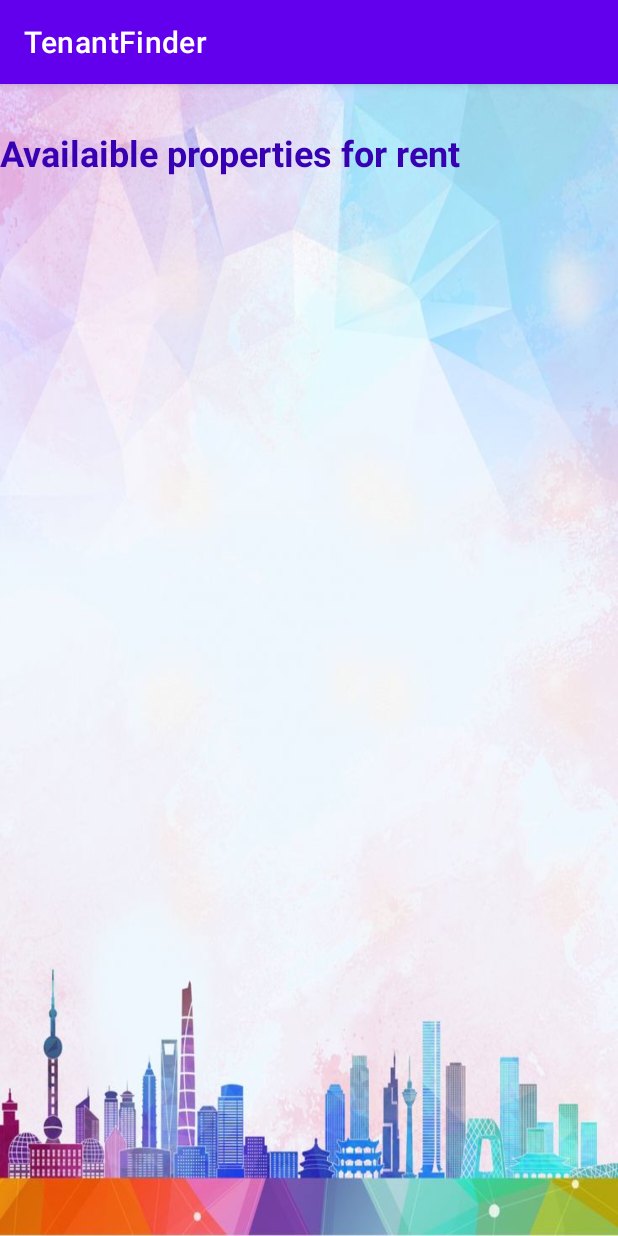
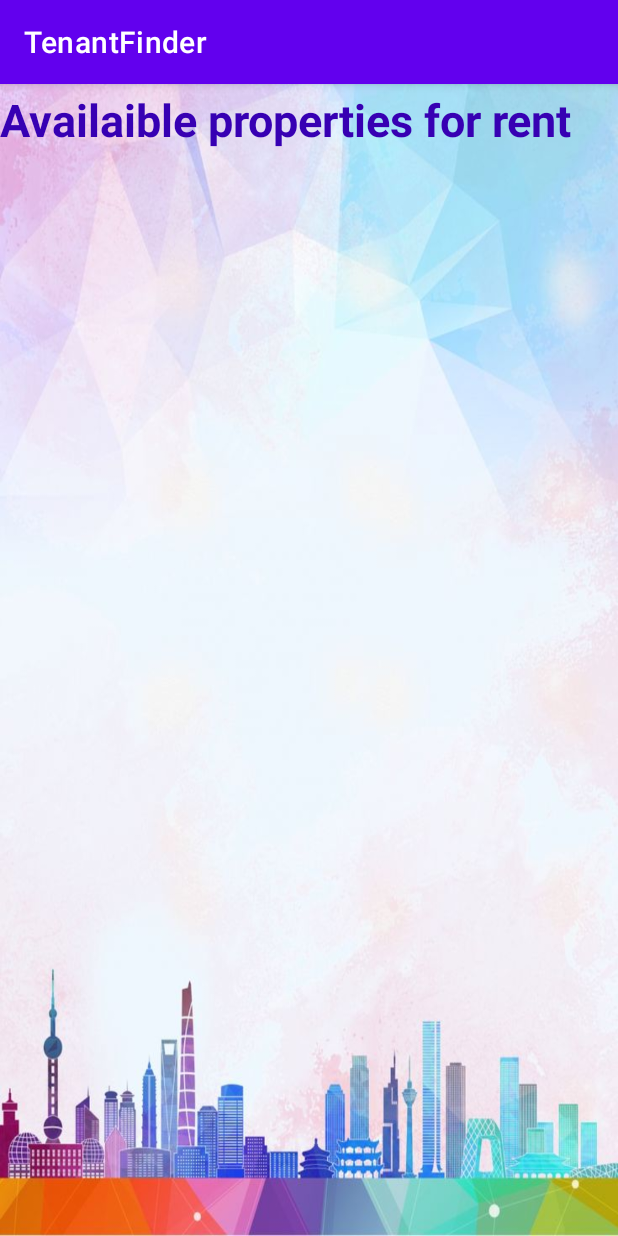
Before and after one commit to subham99kr/Tenant-Finder, an Android app: the ShowProperties screen opened directly, with no data from a screen before it, on a phone screen of 412 x 824 dp. Run offline under Robolectric (Android 15) with nearby library versions, the phone set to English and light mode, and no system bars.

Commit message:
TENANT FINDER

```diff
--- a/app/src/main/res/layout/activity_show_properties.xml
+++ b/app/src/main/res/layout/activity_show_properties.xml
@@ -13,12 +13,12 @@
         android:layout_height="wrap_content"
         android:text="@string/availaible_properties_for_rent"
         android:textColor="@color/purple_700"
-        android:textSize="24sp"
+        android:textSize="30sp"
         android:textStyle="bold"
         app:layout_constraintBottom_toBottomOf="parent"
         app:layout_constraintEnd_toEndOf="parent"
         app:layout_constraintHorizontal_bias="0.0"
         app:layout_constraintStart_toStartOf="parent"
         app:layout_constraintTop_toTopOf="parent"
-        app:layout_constraintVertical_bias="0.04" />
+        app:layout_constraintVertical_bias="0.005" />
 </androidx.constraintlayout.widget.ConstraintLayout>
```
